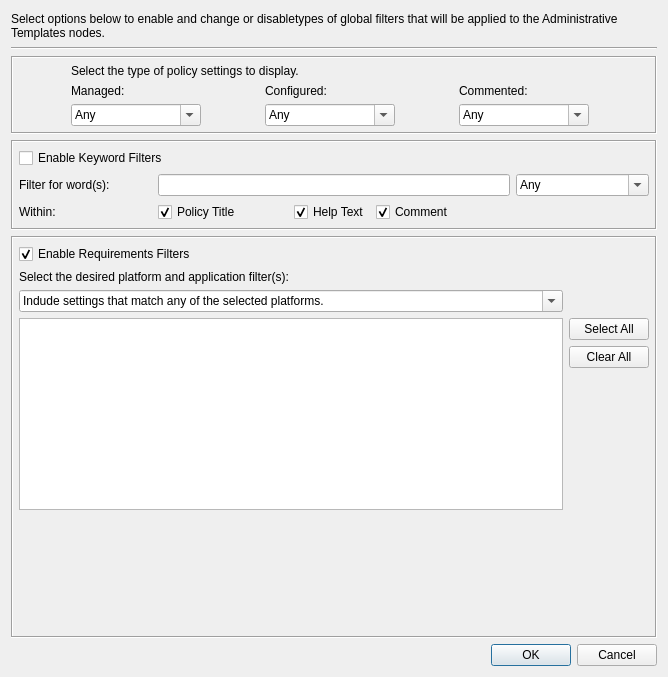
This is src/gui/templatefilterdialog.ui in august-alt/gpui as Qt 5 draws it before an edit. The edited form follows.
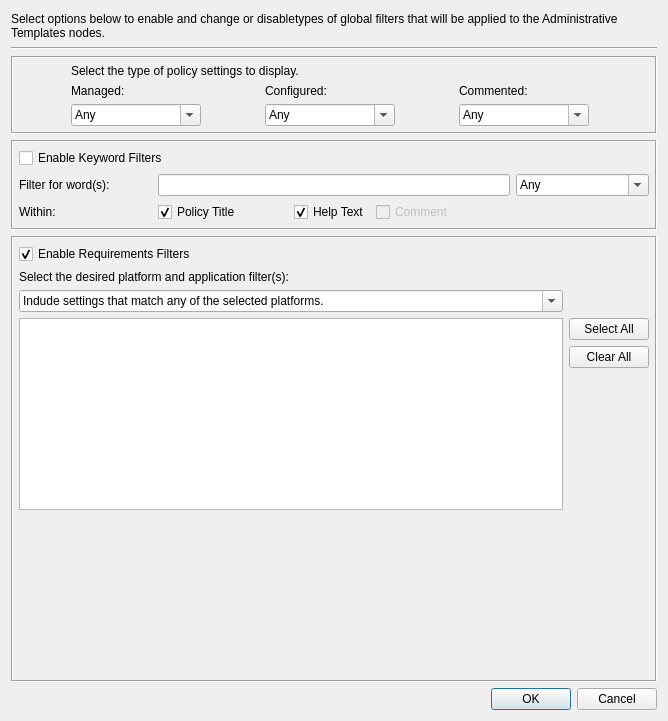
This is the edited form.

Commit message: fix: disable not working comment option for keyword search

What changed in the file:
```diff
--- a/src/gui/templatefilterdialog.ui
+++ b/src/gui/templatefilterdialog.ui
@@ -7,7 +7,7 @@
     <x>0</x>
     <y>0</y>
     <width>668</width>
-    <height>677</height>
+    <height>721</height>
    </rect>
   </property>
   <property name="windowTitle">
@@ -136,11 +136,17 @@
       </item>
       <item row="2" column="3">
        <widget class="QCheckBox" name="commentCheck">
+        <property name="enabled">
+         <bool>false</bool>
+        </property>
         <property name="text">
          <string>Comment</string>
         </property>
         <property name="checked">
-         <bool>true</bool>
+         <bool>false</bool>
+        </property>
+        <property name="tristate">
+         <bool>false</bool>
         </property>
        </widget>
       </item>
```
